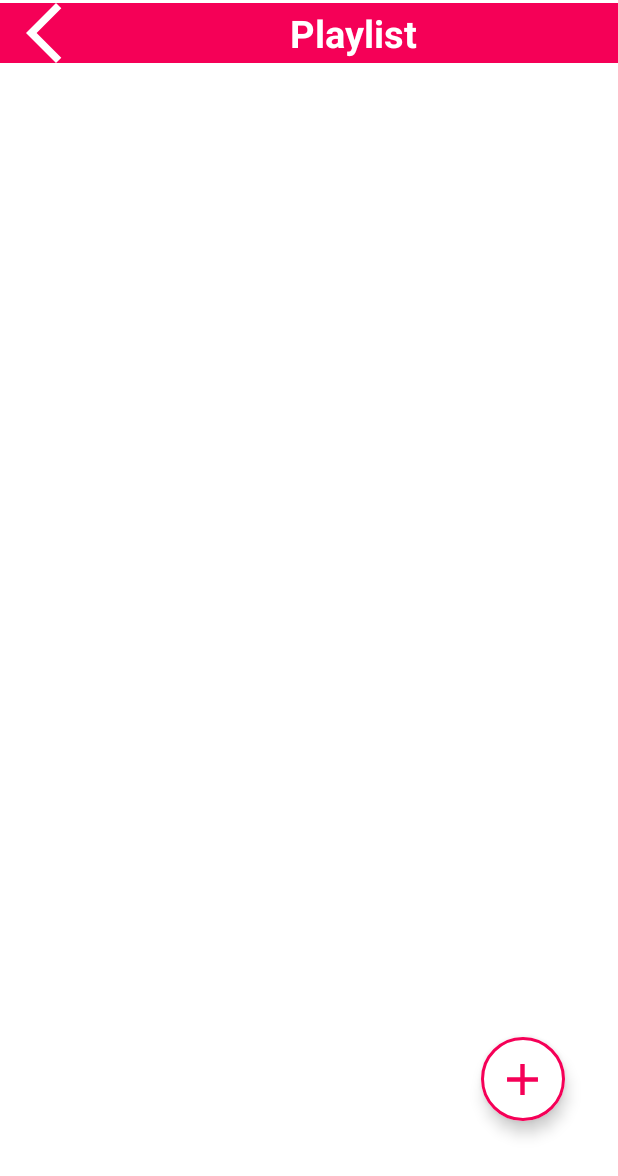
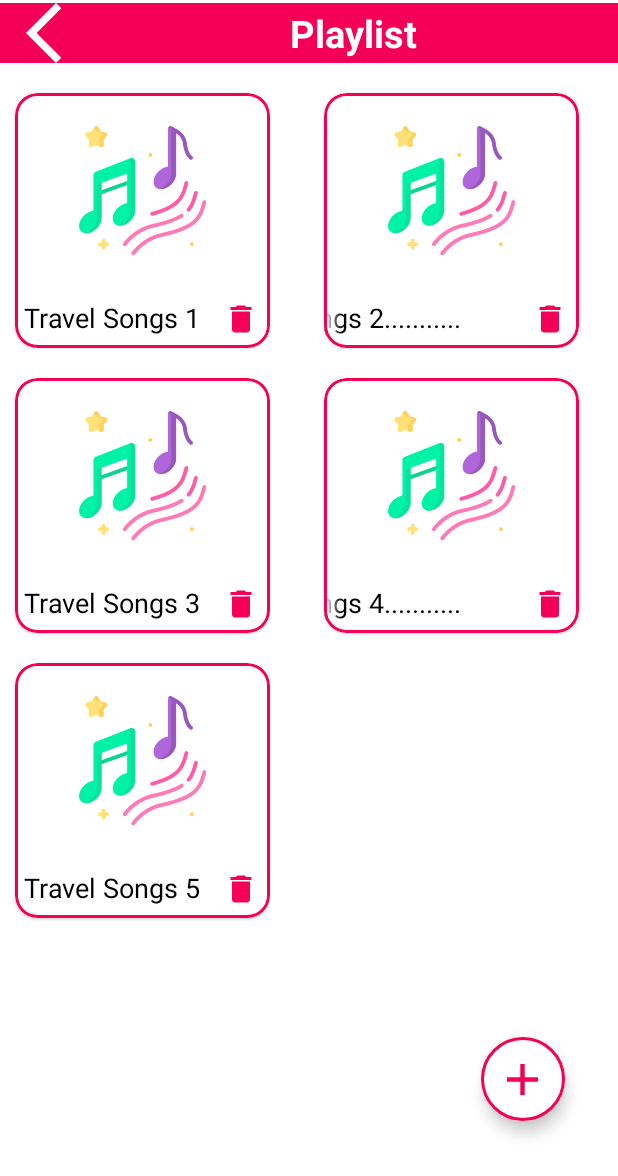
Before and after one commit to HeroDang/MeloPlayer, an Android app: the PlaylistActivity screen opened directly, with no data from a screen before it, on a phone screen of 412 x 824 dp. Shown: the top 1176 px of the screen. Run offline under Robolectric (Android 15) with nearby library versions, the phone set to English and light mode, and no system bars.

Commit message:
Creating PlaylistViewAdapter Class

```diff
--- a/app/src/main/java/com/edu/uit/se121/meloplayer/PlaylistActivity.kt
+++ b/app/src/main/java/com/edu/uit/se121/meloplayer/PlaylistActivity.kt
@@ -2,17 +2,33 @@ package com.edu.uit.se121.meloplayer
 
 import android.os.Bundle
 import androidx.appcompat.app.AppCompatActivity
+import androidx.recyclerview.widget.GridLayoutManager
+import androidx.recyclerview.widget.LinearLayoutManager
+import com.edu.uit.se121.meloplayer.adapter.MusicAdapter
+import com.edu.uit.se121.meloplayer.adapter.PlaylistViewAdapter
 import com.edu.uit.se121.meloplayer.databinding.ActivityPlaylistBinding
 
 class PlaylistActivity : AppCompatActivity() {
 
     private lateinit var binding: ActivityPlaylistBinding
+    private lateinit var adapter: PlaylistViewAdapter
 
     override fun onCreate(savedInstanceState: Bundle?) {
         super.onCreate(savedInstanceState)
         setTheme(R.style.coolPink)
         binding = ActivityPlaylistBinding.inflate(layoutInflater)
         setContentView(binding.root)
+        val tempList = ArrayList<String>()
+        tempList.add("Travel Songs 1")
+        tempList.add("Travel Songs 2...........")
+        tempList.add("Travel Songs 3")
+        tempList.add("Travel Songs 4...........")
+        tempList.add("Travel Songs 5")
+        binding.playlistRV.setHasFixedSize(true)
+        binding.playlistRV.setItemViewCacheSize(13)
+        binding.playlistRV.layoutManager = GridLayoutManager(this@PlaylistActivity, 2)
+        adapter = PlaylistViewAdapter(this, tempList)
+        binding.playlistRV.adapter = adapter
         binding.backBtnPLA.setOnClickListener { finish() }
     }
 }
--- /dev/null
+++ b/app/src/main/java/com/edu/uit/se121/meloplayer/adapter/PlaylistViewAdapter.kt
@@ -0,0 +1,29 @@
+package com.edu.uit.se121.meloplayer.adapter
+
+import android.content.Context
+import android.view.LayoutInflater
+import android.view.ViewGroup
+import androidx.recyclerview.widget.RecyclerView
+import com.edu.uit.se121.meloplayer.databinding.PlaylistViewBinding
+
+class PlaylistViewAdapter(private val context: Context, private var playlistList: ArrayList<String>) :
+    RecyclerView.Adapter<PlaylistViewAdapter.MyHolder>() {
+    class MyHolder(binding: PlaylistViewBinding) : RecyclerView.ViewHolder(binding.root) {
+        val image = binding.playlistImg
+        val name = binding.playlistName
+        val root = binding.root
+    }
+
+    override fun onCreateViewHolder(parent: ViewGroup, viewType: Int): MyHolder {
+        return MyHolder(PlaylistViewBinding.inflate(LayoutInflater.from(context), parent, false))
+    }
+
+    override fun getItemCount(): Int {
+        return playlistList.size
+    }
+
+    override fun onBindViewHolder(holder: MyHolder, position: Int) {
+        holder.name.text = playlistList[position]
+        holder.name.isSelected = true
+    }
+}
--- a/app/src/main/res/layout/activity_playlist.xml
+++ b/app/src/main/res/layout/activity_playlist.xml
@@ -7,6 +7,7 @@
     tools:context=".PlaylistActivity">
 
     <LinearLayout
+        android:id="@+id/linearLayout"
         android:layout_width="match_parent"
         android:layout_height="wrap_content"
         android:orientation="horizontal"
@@ -36,8 +37,19 @@
             android:textSize="25sp"
             android:textColor="@color/white"
             android:textStyle="bold"/>
+    </LinearLayout>
 
-    </LinearLayout>
+    <androidx.recyclerview.widget.RecyclerView
+        android:id="@+id/playlistRV"
+        android:layout_width="match_parent"
+        android:layout_height="wrap_content"
+        app:layout_constraintStart_toStartOf="parent"
+        app:layout_constraintEnd_toEndOf="parent"
+        app:layout_constraintTop_toBottomOf="@id/linearLayout"
+        android:scrollbarThumbVertical="@drawable/thumb_scroll_bar"
+        android:scrollbars="vertical"
+        android:paddingBottom="40dp"
+        android:layout_marginTop="10dp"/>
 
     <com.google.android.material.floatingactionbutton.ExtendedFloatingActionButton
         android:layout_width="wrap_content"
--- a/app/src/main/res/layout/playlist_view.xml
+++ b/app/src/main/res/layout/playlist_view.xml
@@ -5,13 +5,14 @@
     xmlns:app="http://schemas.android.com/apk/res-auto"
     app:cardCornerRadius="15dp"
     app:strokeWidth="2dp"
-    app:strokeColor="@color/cool_pink">
+    app:strokeColor="@color/cool_pink"
+    android:layout_margin="10dp">
 
     <androidx.constraintlayout.widget.ConstraintLayout
         android:layout_width="wrap_content"
         android:layout_height="wrap_content">
         <com.google.android.material.imageview.ShapeableImageView
-            android:id="@+id/imagePLV"
+            android:id="@+id/playlistImg"
             android:layout_width="170dp"
             android:layout_height="130dp"
             android:src="@drawable/melody_icon_splash_screen"
@@ -21,7 +22,7 @@
             app:layout_constraintStart_toStartOf="parent"/>
 
         <TextView
-            android:id="@+id/playlistNamePLV"
+            android:id="@+id/playlistName"
             android:layout_width="130dp"
             android:layout_height="40dp"
             android:text="@string/playlist_name"
@@ -29,10 +30,15 @@
             android:textColor="@color/black"
             android:textSize="18sp"
             android:gravity="center"
-            app:layout_constraintTop_toBottomOf="@id/imagePLV"
+            android:ellipsize="marquee"
+            android:marqueeRepeatLimit="marquee_forever"
+            android:singleLine="true"
+            app:layout_constraintTop_toBottomOf="@id/playlistImg"
             app:layout_constraintStart_toStartOf="parent"
-            app:layout_constraintBottom_toBottomOf="parent"/>
+            app:layout_constraintBottom_toBottomOf="parent" />
+
         <ImageButton
+            android:id="@+id/playlistDeleteBtn"
             android:layout_width="35dp"
             android:layout_height="35dp"
             android:src="@drawable/delete_icon"
@@ -40,8 +46,8 @@
             android:backgroundTint="@android:color/transparent"
             android:contentDescription="@string/playlist_delete"
             app:layout_constraintEnd_toEndOf="parent"
-            app:layout_constraintStart_toEndOf="@id/playlistNamePLV"
-            app:layout_constraintTop_toBottomOf="@id/imagePLV"
+            app:layout_constraintStart_toEndOf="@id/playlistName"
+            app:layout_constraintTop_toBottomOf="@id/playlistImg"
             app:layout_constraintBottom_toBottomOf="parent"/>
     </androidx.constraintlayout.widget.ConstraintLayout>
 
```
